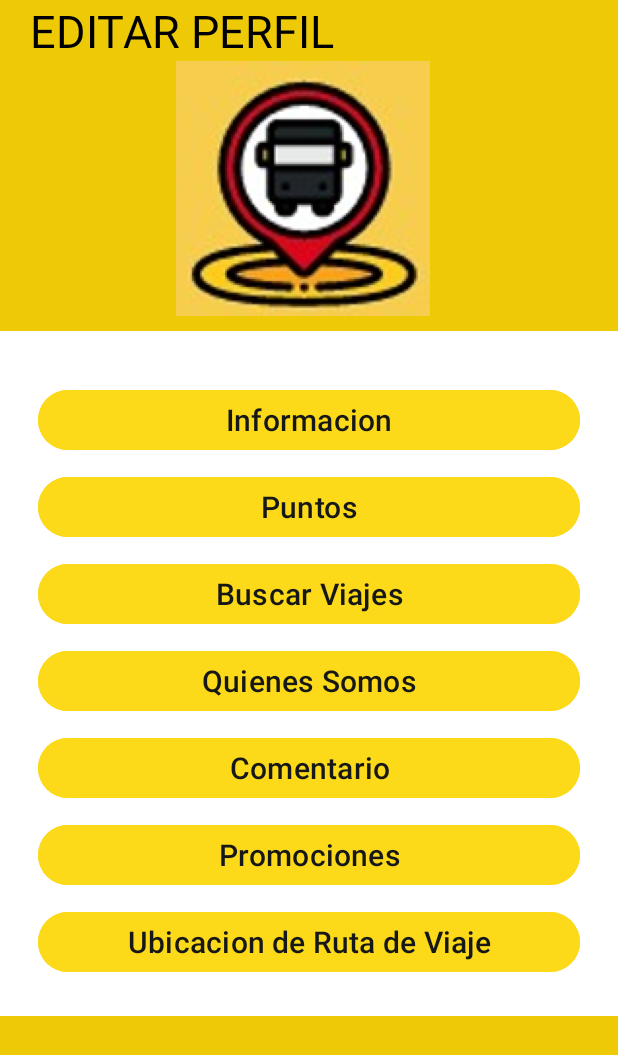
After one commit to SoftwareProjectsToshiro/TravelTrux, an Android app: the BarraActivity screen opened directly, with no data from a screen before it, on a phone screen of 412 x 824 dp. The commit adds this screen. Shown: the top 1055 px of the screen. Run offline under Robolectric (Android 15) with nearby library versions, the phone set to English and light mode, and no system bars.

Commit message:
update perfil usuario

```diff
--- /dev/null
+++ b/app/src/main/java/com/upao/travel_trux/activities/BarraActivity.kt
@@ -0,0 +1,24 @@
+package com.upao.travel_trux.activities
+
+import android.content.Intent
+import android.os.Bundle
+import android.widget.Button
+import androidx.activity.enableEdgeToEdge
+import androidx.appcompat.app.AppCompatActivity
+import androidx.core.view.ViewCompat
+import androidx.core.view.WindowInsetsCompat
+import com.upao.travel_trux.R
+
+class BarraActivity : AppCompatActivity() {
+    override fun onCreate(savedInstanceState: Bundle?) {
+        super.onCreate(savedInstanceState)
+        enableEdgeToEdge()
+        setContentView(R.layout.activity_barra)
+
+        val information: Button = findViewById(R.id.btnInformation)
+        information.setOnClickListener {
+            val intent = Intent(this, PerfilActivity::class.java)
+            startActivity(intent)
+        }
+    }
+}
--- a/app/src/main/java/com/upao/travel_trux/activities/MenuActivity.kt
+++ b/app/src/main/java/com/upao/travel_trux/activities/MenuActivity.kt
@@ -18,5 +18,11 @@ class MenuActivity : AppCompatActivity() {
             val intent = Intent(this, SearchTripActivity::class.java)
             startActivity(intent)
         }
+
+        val profile: ImageView = findViewById(R.id.iv_img_profile)
+        profile.setOnClickListener {
+            val intent = Intent(this, BarraActivity::class.java)
+            startActivity(intent)
+        }
     }
 }
--- /dev/null
+++ b/app/src/main/res/layout/activity_barra.xml
@@ -0,0 +1,125 @@
+<?xml version="1.0" encoding="utf-8"?>
+<LinearLayout xmlns:android="http://schemas.android.com/apk/res/android"
+    android:layout_width="match_parent"
+    android:layout_height="match_parent"
+    xmlns:tools="http://schemas.android.com/tools"
+    tools:context=".activities.RegisterActivity"
+    android:background="@color/theme_color"
+    android:orientation="vertical">
+
+    <TextView
+        android:id="@+id/tvTitle"
+        android:layout_width="wrap_content"
+        android:layout_height="wrap_content"
+        android:layout_marginLeft="20dp"
+        android:text="EDITAR PERFIL"
+        android:textColor="#FF000000"
+        android:textSize="30sp" />
+
+    <ImageView
+
+        android:layout_width="204dp"
+        android:layout_height="170dp"
+        android:layout_marginLeft="100dp"
+        android:contentDescription="@string/logo"
+        android:src="@drawable/logo_trux">
+
+    </ImageView>
+
+    <LinearLayout
+        android:id="@+id/allForm"
+        android:layout_marginTop="10dp"
+        android:layout_width="match_parent"
+        android:layout_height="wrap_content"
+        android:background="@color/white"
+        android:orientation="vertical">
+
+        <LinearLayout
+            android:layout_width="match_parent"
+            android:layout_height="wrap_content"
+            android:gravity="center"
+            android:orientation="vertical"
+            android:background="@color/white"
+            android:padding="25dp">
+
+
+
+            <Button
+                android:id="@+id/btnInformation"
+                android:layout_width="match_parent"
+                android:layout_height="wrap_content"
+                android:layout_marginTop="10dp"
+                android:backgroundTint="#FCD919"
+                android:text="Informacion"
+                android:textColor="#161717"
+                android:textSize="20sp" />
+
+            <Button
+                android:id="@+id/btnPuntos"
+                android:layout_width="match_parent"
+                android:layout_height="wrap_content"
+                android:layout_marginTop="10dp"
+                android:backgroundTint="#FCD919"
+                android:text="Puntos"
+                android:textColor="#161717"
+                android:textSize="20sp"
+                />
+
+            <Button
+                android:id="@+id/btnBuscarViajes"
+                android:layout_width="match_parent"
+                android:layout_height="wrap_content"
+                android:layout_marginTop="10dp"
+                android:backgroundTint="#FCD919"
+                android:text="Buscar Viajes"
+                android:textColor="#161717"
+                android:textSize="20sp"
+                />
+
+            <Button
+                android:id="@+id/btnQuienesSomos"
+                android:layout_width="match_parent"
+                android:layout_height="wrap_content"
+                android:layout_marginTop="10dp"
+                android:backgroundTint="#FCD919"
+                android:text="Quienes Somos"
+                android:textColor="#161717"
+                android:textSize="20sp"
+                />
+
+            <Button
+                android:id="@+id/btnComentarios"
+                android:layout_width="match_parent"
+                android:layout_height="wrap_content"
+                android:layout_marginTop="10dp"
+                android:backgroundTint="#FCD919"
+                android:text="Comentario"
+                android:textColor="#161717"
+                android:textSize="20sp"
+                />
+
+            <Button
+                android:id="@+id/btnPromociones"
+                android:layout_width="match_parent"
+                android:layout_height="wrap_content"
+                android:layout_marginTop="10dp"
+                android:backgroundTint="#FCD919"
+                android:text="Promociones"
+                android:textColor="#161717"
+                android:textSize="20sp"
+                />
+
+            <Button
+                android:id="@+id/btnRutaViaje"
+                android:layout_width="match_parent"
+                android:layout_height="wrap_content"
+                android:layout_marginTop="10dp"
+                android:backgroundTint="#FCD919"
+                android:text="Ubicacion de Ruta de Viaje"
+                android:textColor="#161717"
+                android:textSize="20sp"
+                />
+
+        </LinearLayout>
+    </LinearLayout>
+</LinearLayout>
--- a/app/src/main/res/layout/activity_menu.xml
+++ b/app/src/main/res/layout/activity_menu.xml
@@ -52,9 +52,11 @@
             android:layout_marginBottom="25dp"
             android:gravity="center_horizontal">
             <ImageView
+                android:id="@+id/iv_img_profile"
                 android:layout_width="150dp"
                 android:layout_height="150dp"
-                android:contentDescription="@string/promotion"
+                android:clickable="true"
+                android:contentDescription="@string/perfil"
                 android:src="@drawable/perfil" />
         </LinearLayout>
         <LinearLayout
--- a/app/src/main/res/values/strings.xml
+++ b/app/src/main/res/values/strings.xml
@@ -67,4 +67,5 @@
     <string name="user_lastname">Apellidos</string>
     <string name="password">Contraseña</string>
     <string name="confirm_password">Repetir Contraseña</string>
+    <string name="perfil">Perfil</string>
 </resources>
```
Also changed, not shown: app/src/main/AndroidManifest.xml (+9 -0 lines), app/src/main/java/com/upao/travel_trux/activities/EditarActivity.kt (added, +39 -0 lines), app/src/main/java/com/upao/travel_trux/activities/PerfilActivity.kt (added, +24 -0 lines), app/src/main/java/com/upao/travel_trux/models/User.kt (+7 -0 lines), app/src/main/res/layout/activity_editar.xml (added, +103 -0 lines), app/src/main/res/layout/activity_perfil.xml (added, +74 -0 lines).
